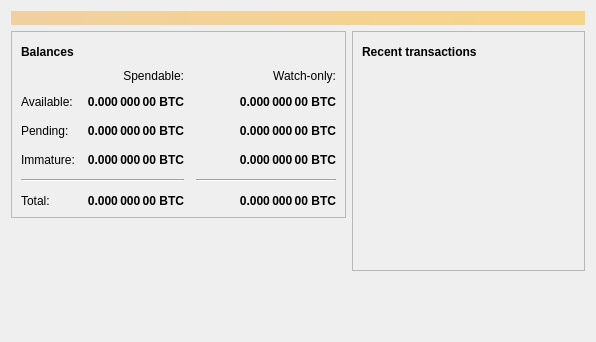
The window that src/qt/forms/overviewpage.ui (vtsxking/ignitecoin) describes before a commit, drawn with Qt 5.
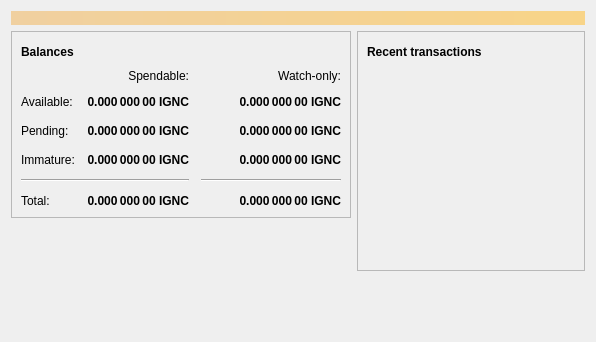
The same window after the commit. Icons and pictures are not drawn.

Commit message: changed btc to ignc for all files

```diff
--- a/src/qt/forms/overviewpage.ui
+++ b/src/qt/forms/overviewpage.ui
@@ -129,7 +129,7 @@
                <string>Unconfirmed transactions to watch-only addresses</string>
               </property>
               <property name="text">
-               <string notr="true">0.000 000 00 BTC</string>
+               <string notr="true">0.000 000 00 IGNC</string>
               </property>
               <property name="alignment">
                <set>Qt::AlignRight|Qt::AlignTrailing|Qt::AlignVCenter</set>
@@ -154,7 +154,7 @@
                <string>Total of transactions that have yet to be confirmed, and do not yet count toward the spendable balance</string>
               </property>
               <property name="text">
-               <string notr="true">0.000 000 00 BTC</string>
+               <string notr="true">0.000 000 00 IGNC</string>
               </property>
               <property name="alignment">
                <set>Qt::AlignRight|Qt::AlignTrailing|Qt::AlignVCenter</set>
@@ -179,7 +179,7 @@
                <string>Mined balance in watch-only addresses that has not yet matured</string>
               </property>
               <property name="text">
-               <string notr="true">0.000 000 00 BTC</string>
+               <string notr="true">0.000 000 00 IGNC</string>
               </property>
               <property name="alignment">
                <set>Qt::AlignRight|Qt::AlignTrailing|Qt::AlignVCenter</set>
@@ -237,7 +237,7 @@
                <string>Mined balance that has not yet matured</string>
               </property>
               <property name="text">
-               <string notr="true">0.000 000 00 BTC</string>
+               <string notr="true">0.000 000 00 IGNC</string>
               </property>
               <property name="alignment">
                <set>Qt::AlignRight|Qt::AlignTrailing|Qt::AlignVCenter</set>
@@ -282,7 +282,7 @@
                <string>Your current total balance</string>
               </property>
               <property name="text">
-               <string notr="true">0.000 000 00 BTC</string>
+               <string notr="true">0.000 000 00 IGNC</string>
               </property>
               <property name="alignment">
                <set>Qt::AlignRight|Qt::AlignTrailing|Qt::AlignVCenter</set>
@@ -307,7 +307,7 @@
                <string>Current total balance in watch-only addresses</string>
               </property>
               <property name="text">
-               <string notr="true">0.000 000 00 BTC</string>
+               <string notr="true">0.000 000 00 IGNC</string>
               </property>
               <property name="alignment">
                <set>Qt::AlignRight|Qt::AlignTrailing|Qt::AlignVCenter</set>
@@ -349,7 +349,7 @@
                <string>Your current spendable balance</string>
               </property>
               <property name="text">
-               <string notr="true">0.000 000 00 BTC</string>
+               <string notr="true">0.000 000 00 IGNC</string>
               </property>
               <property name="alignment">
                <set>Qt::AlignRight|Qt::AlignTrailing|Qt::AlignVCenter</set>
@@ -374,7 +374,7 @@
                <string>Your current balance in watch-only addresses</string>
               </property>
               <property name="text">
-               <string notr="true">0.000 000 00 BTC</string>
+               <string notr="true">0.000 000 00 IGNC</string>
               </property>
               <property name="alignment">
                <set>Qt::AlignRight|Qt::AlignTrailing|Qt::AlignVCenter</set>
```
The commit also changes 106 other files.
